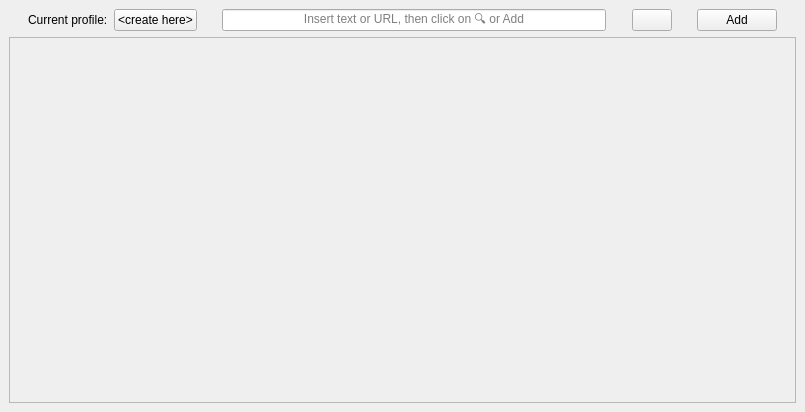
The window that mainwindow.ui (getzin/cliPro) describes before a commit, drawn with Qt 5.
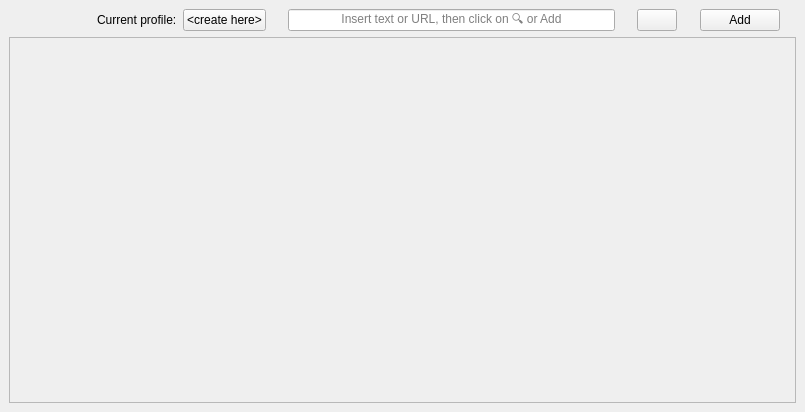
The same window after the commit. Icons and pictures are not drawn.

Commit message: Info tool-tip for controls

Patch:
```diff
--- a/mainwindow.ui
+++ b/mainwindow.ui
@@ -16,7 +16,7 @@
   <widget class="QWidget" name="centralwidget">
    <layout class="QVBoxLayout" name="verticalLayout" stretch="1,10">
     <item>
-     <layout class="QHBoxLayout" name="layoutAtTop" stretch="1,1,1,1,20,1,1,1,1,1">
+     <layout class="QHBoxLayout" name="layoutAtTop" stretch="0,1,0,1,1,1,20,1,1,1,1,1">
       <item>
        <spacer name="hSpace1">
         <property name="orientation">
@@ -24,6 +24,41 @@
         </property>
         <property name="sizeHint" stdset="0">
          <size>
+          <width>40</width>
+          <height>20</height>
+         </size>
+        </property>
+       </spacer>
+      </item>
+      <item>
+       <widget class="QPushButton" name="buttonInfo">
+        <property name="toolTip">
+         <string>&lt;html&gt;&lt;head/&gt;&lt;body&gt;&lt;p&gt;&lt;span style=&quot; font-weight:700; text-decoration: underline;&quot;&gt;CONTROLS:&lt;/span&gt;&lt;/p&gt;&lt;p&gt;&lt;span style=&quot; font-weight:700;&quot;&gt;[p]&lt;/span&gt; open profile menu (add/delete profile &amp;amp; edit profile names)&lt;br/&gt;&lt;span style=&quot; font-weight:700;&quot;&gt;[↑ ↓ ← →]&lt;/span&gt; move button selection cursor&lt;span style=&quot; font-weight:700;&quot;&gt;&lt;br/&gt;[c]&lt;/span&gt; copy content into clipboard&lt;br/&gt;&lt;span style=&quot; font-weight:700;&quot;&gt;[v]&lt;/span&gt; paste content from clipboard&lt;/p&gt;&lt;p&gt;&lt;span style=&quot; font-weight:700;&quot;&gt;[+]&lt;/span&gt; add a new (empty) button to the grid&lt;br/&gt;&lt;span style=&quot; font-weight:700;&quot;&gt;[-]&lt;/span&gt; delete &lt;span style=&quot; font-weight:700;&quot;&gt;ALL&lt;/span&gt; buttons that are currently marked for deletion (red)&lt;br/&gt;&lt;span style=&quot; font-weight:700;&quot;&gt;[CTRL/Shift &amp;amp; -]&lt;/span&gt; (un)mark the currently selected button for deletion&lt;br/&gt;&lt;span style=&quot; font-weight:700;&quot;&gt;[Backspace/Delete]&lt;/span&gt; delete the currently selected button&lt;br/&gt;&lt;span style=&quot; font-weight:700;&quot;&gt;[Return/Enter]&lt;/span&gt; open edit dialog for currently selected button&lt;br/&gt;&lt;span style=&quot; font-weight:700;&quot;&gt;[CTRL/Shift &amp;amp; Enter/Return]&lt;/span&gt; open context / right-click menu (add title, ...)&lt;br/&gt;&lt;span style=&quot; font-weight:700;&quot;&gt;[ESC]&lt;/span&gt; reset selection &amp;amp; all deletion-marks&lt;/p&gt;&lt;/body&gt;&lt;/html&gt;</string>
+        </property>
+        <property name="styleSheet">
+         <string notr="true">QPushButton { border: none; }</string>
+        </property>
+        <property name="text">
+         <string/>
+        </property>
+        <property name="icon">
+         <iconset theme="QIcon::ThemeIcon::DialogInformation"/>
+        </property>
+        <property name="iconSize">
+         <size>
+          <width>20</width>
+          <height>20</height>
+         </size>
+        </property>
+       </widget>
+      </item>
+      <item>
+       <spacer name="hSpace2">
+        <property name="orientation">
+         <enum>Qt::Orientation::Horizontal</enum>
+        </property>
+        <property name="sizeHint" stdset="0">
+         <size>
           <width>10</width>
           <height>20</height>
          </size>
@@ -120,7 +155,7 @@
        </widget>
       </item>
       <item>
-       <spacer name="hSpace5">
+       <spacer name="hSpace6">
         <property name="orientation">
          <enum>Qt::Orientation::Horizontal</enum>
         </property>
```
Left out of the diff: 4 changed lines with no effect on the pictures. The commit also changes 3 other files.
